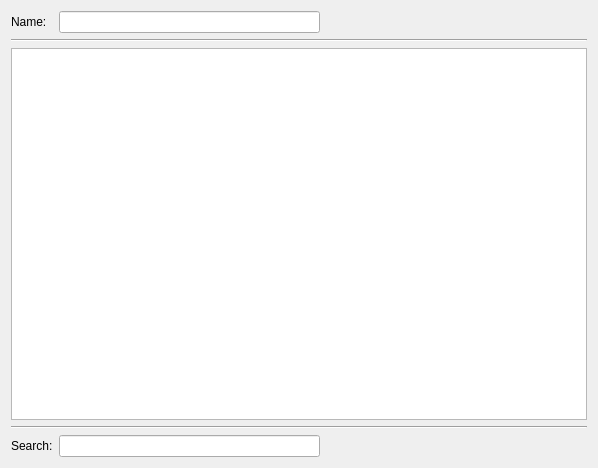
Old version of the form pastrocore/gui_pyside/tab_project.ui in the repository Torward1024/pAstroCORE.
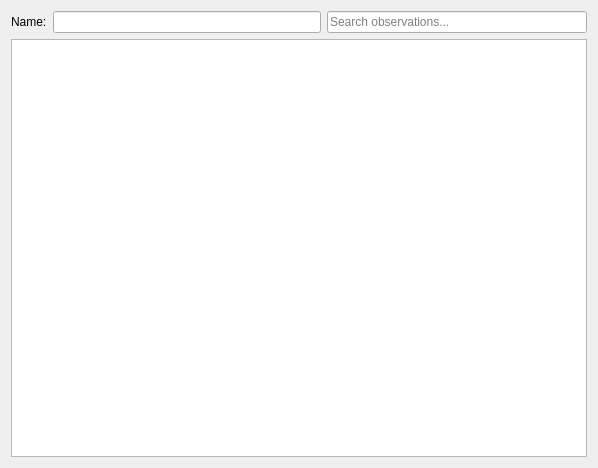
New version of the form.

Commit message: 21.09.2026 -- U1, part 3: the main window says what its buttons do.

What changed in the file:
```diff
--- a/pastrocore/gui_pyside/tab_project.ui
+++ b/pastrocore/gui_pyside/tab_project.ui
@@ -11,20 +11,6 @@
    </rect>
   </property>
   <layout class="QGridLayout" name="gridLayout">
-   <item row="4" column="0">
-    <widget class="QLabel" name="label_2">
-     <property name="text">
-      <string>Search:</string>
-     </property>
-    </widget>
-   </item>
-   <item row="3" column="0" colspan="3">
-    <widget class="Line" name="line">
-     <property name="orientation">
-      <enum>Qt::Orientation::Horizontal</enum>
-     </property>
-    </widget>
-   </item>
    <item row="0" column="0">
     <widget class="QLabel" name="label">
      <property name="text">
@@ -32,23 +18,36 @@
      </property>
     </widget>
    </item>
+   <item row="0" column="1">
+    <widget class="QLineEdit" name="lineEdit">
+     <property name="readOnly">
+      <bool>true</bool>
+     </property>
+    </widget>
+   </item>
    <item row="0" column="2">
-    <spacer name="horizontalSpacer">
-     <property name="orientation">
-      <enum>Qt::Orientation::Horizontal</enum>
+    <widget class="QLineEdit" name="search">
+     <property name="placeholderText">
+      <string>Search observations...</string>
      </property>
-     <property name="sizeHint" stdset="0">
+     <property name="clearButtonEnabled">
+      <bool>true</bool>
+     </property>
+     <property name="maximumSize">
       <size>
-       <width>40</width>
-       <height>20</height>
+       <width>260</width>
+       <height>16777215</height>
       </size>
      </property>
-    </spacer>
+     <property name="toolTip">
+      <string>Show only the observations matching this.</string>
+     </property>
+    </widget>
    </item>
-   <item row="2" column="0" colspan="3">
+   <item row="1" column="0" colspan="3">
     <widget class="QTableView" name="projectInfoTable">
      <property name="frameShadow">
-      <enum>QFrame::Shadow::Sunken</enum>
+      <enum>QFrame::Shadow::Plain</enum>
      </property>
      <property name="editTriggers">
       <set>QAbstractItemView::EditTrigger::NoEditTriggers</set>
@@ -70,24 +69,6 @@
      </attribute>
     </widget>
    </item>
-   <item row="0" column="1">
-    <widget class="QLineEdit" name="lineEdit">
-     <property name="readOnly">
-      <bool>true</bool>
-     </property>
-    </widget>
-   </item>
-   <item row="4" column="1">
-    <widget class="QLineEdit" name="search">
-     </widget>
-   </item>
-   <item row="1" column="0" colspan="3">
-    <widget class="Line" name="line_2">
-     <property name="orientation">
-      <enum>Qt::Orientation::Horizontal</enum>
-     </property>
-    </widget>
-   </item>
   </layout>
  </widget>
  <resources />
```
The commit also changes 7 other files.
